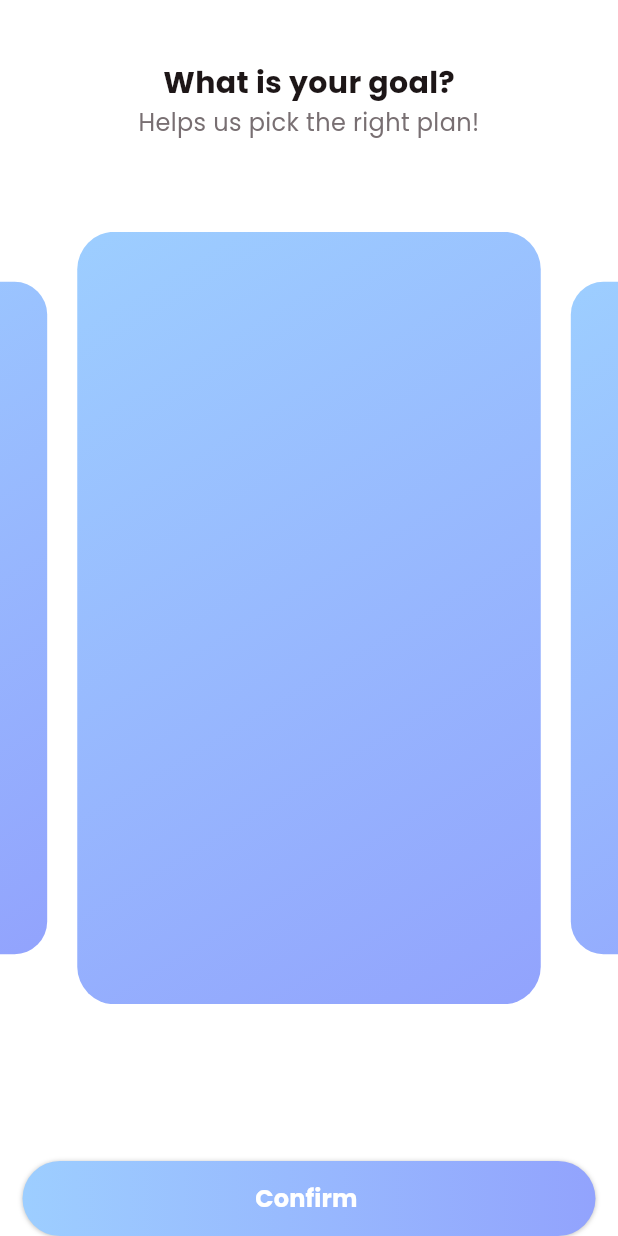
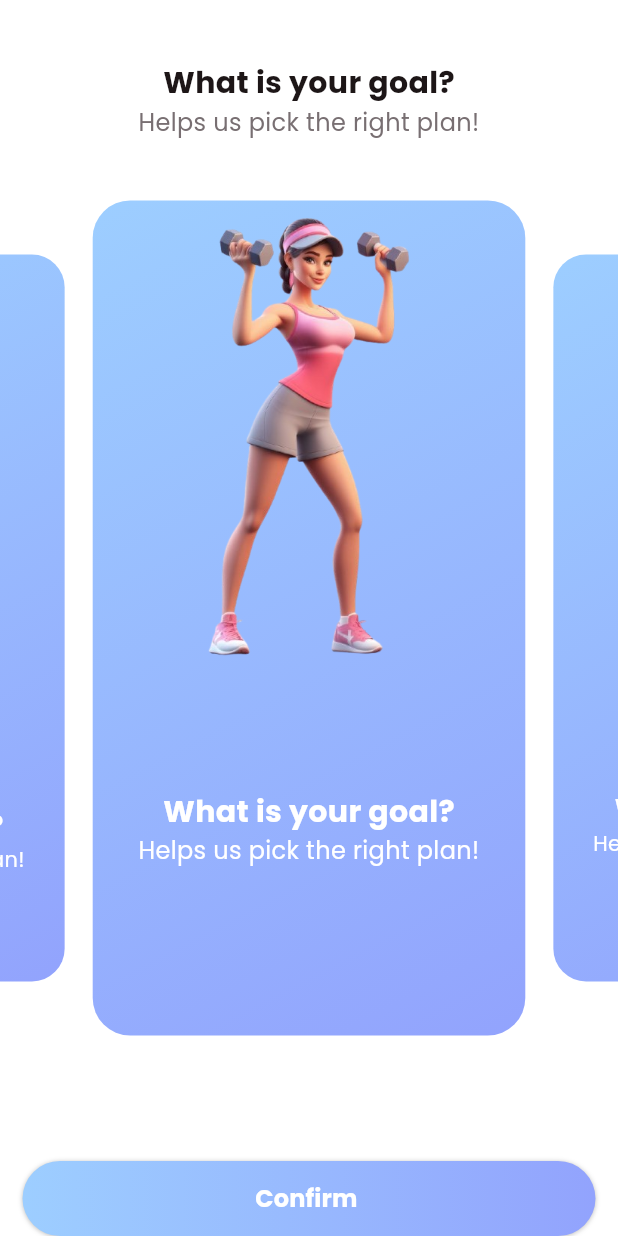
Before and after one commit to sdhaputhanthrie/Fitness-App, a Flutter app: the WhatYourGoalView screen opened directly, on a phone screen of 412 x 824 dp. Run offline on Flutter 3.47's test engine with Material 3 defaults, Android fonts, the light colour scheme and no system bars; drawn by our look-alikes of carousel_slider.

Commit message:
add new goals

```diff
--- a/lib/view/login/what_your_goal_view.dart
+++ b/lib/view/login/what_your_goal_view.dart
@@ -25,13 +25,40 @@ class _WhatYourGoalViewState extends State<WhatYourGoalView> {
 
          Center(
            child: CarouselSlider(
-                   items: ["assets/img/goal_1.png","assets/img/goal_2.png","assets/img/goal_3.png"].map((gObj) => Container(decoration: BoxDecoration(gradient: LinearGradient(colors: TColor.primaryG,begin: Alignment.topLeft,end: Alignment.bottomRight),borderRadius: BorderRadius.circular(25),),)).toList(),
+                   items: ["assets/img/goal__1.png","assets/img/goal__2.png","assets/img/goal__3.png"].map((gObj) => Container(decoration: BoxDecoration(gradient: LinearGradient(colors: TColor.primaryG,begin: Alignment.topLeft,end: Alignment.bottomRight),borderRadius: BorderRadius.circular(25),),
+                   padding:  EdgeInsets.symmetric(vertical: media.width * 0.01, horizontal: 20),
+                   alignment: Alignment.center,
+                   child: Column(
+                    children: [
+
+                      Image.asset(gObj, width: media.width * 0.5, fit: BoxFit.fitWidth,),
+
+                      SizedBox(height: media.height * 0.1,),
+
+                      Text(
+                    "What is your goal?",
+                    style: TextStyle(color: TColor.white, fontSize: 20, fontWeight: FontWeight.w700,),
+                  ),
+
+                  Text(
+                    "Helps us pick the right plan!",
+                    textAlign: TextAlign.center,
+                    style: TextStyle(
+                      color: TColor.white,
+                      fontSize: 16,
+
+                    ),
+                  ),
+                    ],
+
+                   ),
+                   ),).toList(),
                    carouselController: buttonCarouselController,
                    options: CarouselOptions(
             autoPlay: false,
             enlargeCenterPage: true,
-            viewportFraction: 0.75,
-            aspectRatio: 0.8,
+            viewportFraction: 0.7,
+            aspectRatio: 0.74,
             initialPage: 0,
                    ),
                  ),
```
